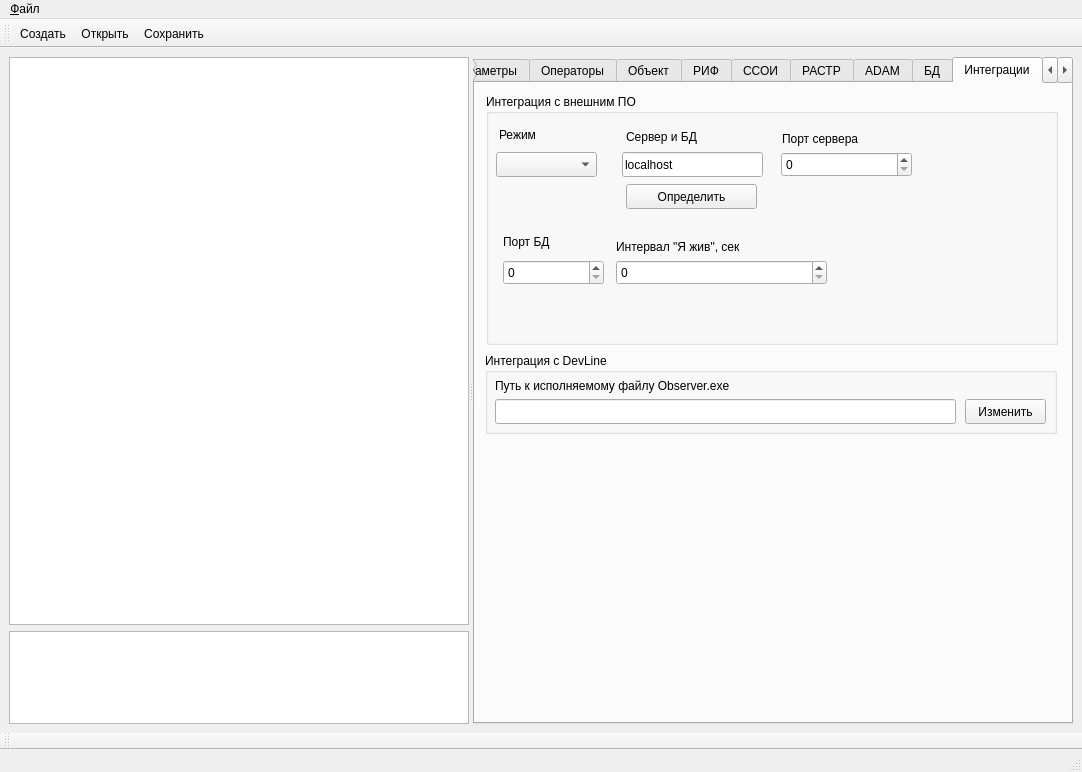
Qt form m_cfg/MainWindowCFG.ui (xXRadioHeadXx/start7) before a commit.
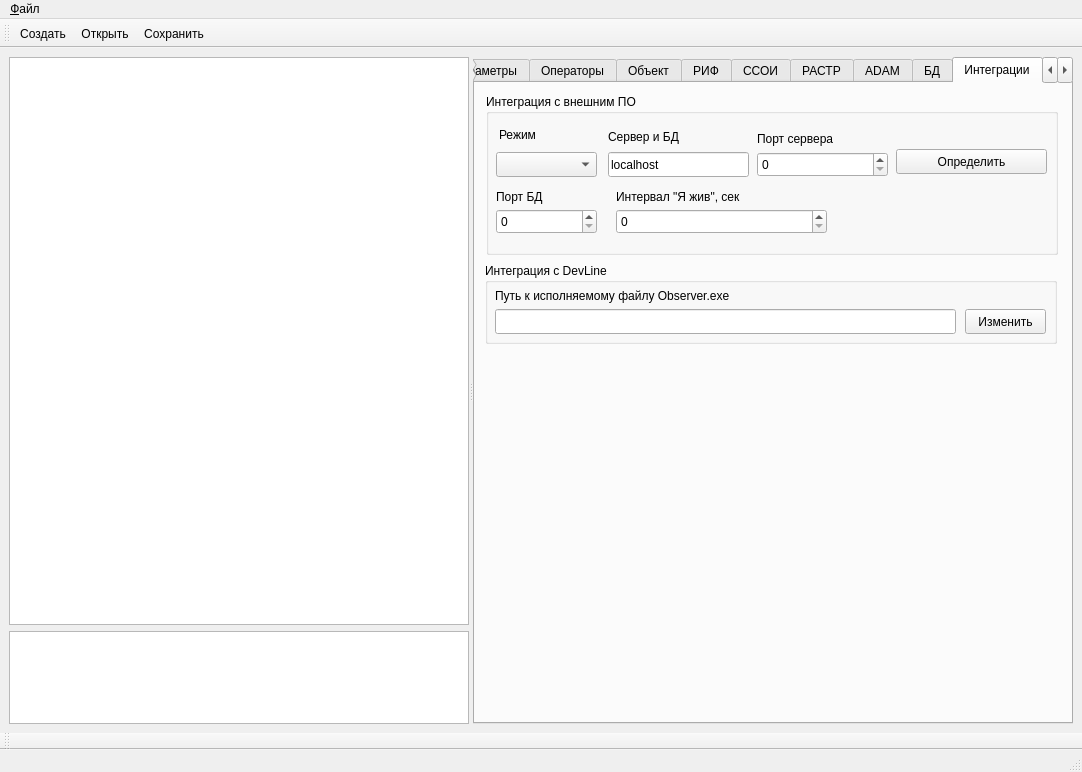
The same form after that commit. The open tabs and pages were chosen to show the change. Icons and pictures are not drawn. Custom widgets are drawn as their Qt base class.

```diff
--- a/m_cfg/MainWindowCFG.ui
+++ b/m_cfg/MainWindowCFG.ui
@@ -3163,7 +3163,7 @@
            <x>11</x>
            <y>11</y>
            <width>572</width>
-           <height>251</height>
+           <height>161</height>
           </rect>
          </property>
          <property name="title">
@@ -3172,7 +3172,7 @@
          <widget class="QLabel" name="label_49">
           <property name="geometry">
            <rect>
-            <x>140</x>
+            <x>122</x>
             <y>30</y>
             <width>131</width>
             <height>25</height>
@@ -3185,7 +3185,7 @@
          <widget class="QLabel" name="label_50">
           <property name="geometry">
            <rect>
-            <x>296</x>
+            <x>271</x>
             <y>32</y>
             <width>131</width>
             <height>25</height>
@@ -3221,7 +3221,7 @@
          <widget class="QLineEdit" name="INTEGRATION_Host_lineEdit">
           <property name="geometry">
            <rect>
-            <x>136</x>
+            <x>122</x>
             <y>58</y>
             <width>141</width>
             <height>25</height>
@@ -3234,7 +3234,7 @@
          <widget class="QDoubleSpinBox" name="INTEGRATION_Port_doubleSpinBox">
           <property name="geometry">
            <rect>
-            <x>295</x>
+            <x>271</x>
             <y>58</y>
             <width>131</width>
             <height>25</height>
@@ -3250,9 +3250,9 @@
          <widget class="QPushButton" name="INTEGRATION_pushButton">
           <property name="geometry">
            <rect>
-            <x>140</x>
-            <y>90</y>
-            <width>131</width>
+            <x>410</x>
+            <y>55</y>
+            <width>151</width>
             <height>25</height>
            </rect>
           </property>
@@ -3263,8 +3263,8 @@
          <widget class="QDoubleSpinBox" name="INTEGRATION_Port2_doubleSpinBox">
           <property name="geometry">
            <rect>
-            <x>17</x>
-            <y>166</y>
+            <x>10</x>
+            <y>115</y>
             <width>101</width>
             <height>25</height>
            </rect>
@@ -3279,10 +3279,10 @@
          <widget class="QLabel" name="label_52">
           <property name="geometry">
            <rect>
-            <x>17</x>
-            <y>140</y>
+            <x>10</x>
+            <y>90</y>
             <width>91</width>
-            <height>16</height>
+            <height>25</height>
            </rect>
           </property>
           <property name="sizePolicy">
@@ -3300,7 +3300,7 @@
           <property name="maximumSize">
            <size>
             <width>999</width>
-            <height>16</height>
+            <height>25</height>
            </size>
           </property>
           <property name="text">
@@ -3311,7 +3311,7 @@
           <property name="geometry">
            <rect>
             <x>130</x>
-            <y>140</y>
+            <y>90</y>
             <width>251</width>
             <height>25</height>
            </rect>
@@ -3324,7 +3324,7 @@
           <property name="geometry">
            <rect>
             <x>130</x>
-            <y>166</y>
+            <y>115</y>
             <width>211</width>
             <height>25</height>
            </rect>
@@ -3338,7 +3338,7 @@
          <property name="geometry">
           <rect>
            <x>10</x>
-           <y>270</y>
+           <y>180</y>
            <width>572</width>
            <height>81</height>
           </rect>
```
Left out of the diff: 28 changed lines with no effect on the pictures.
